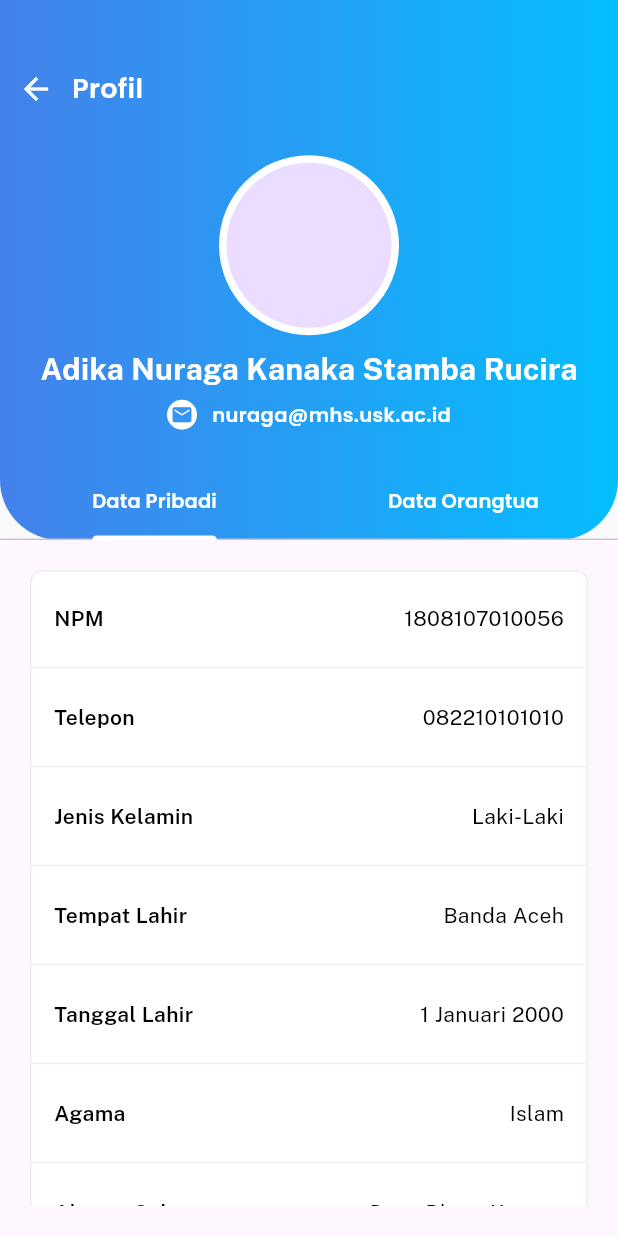
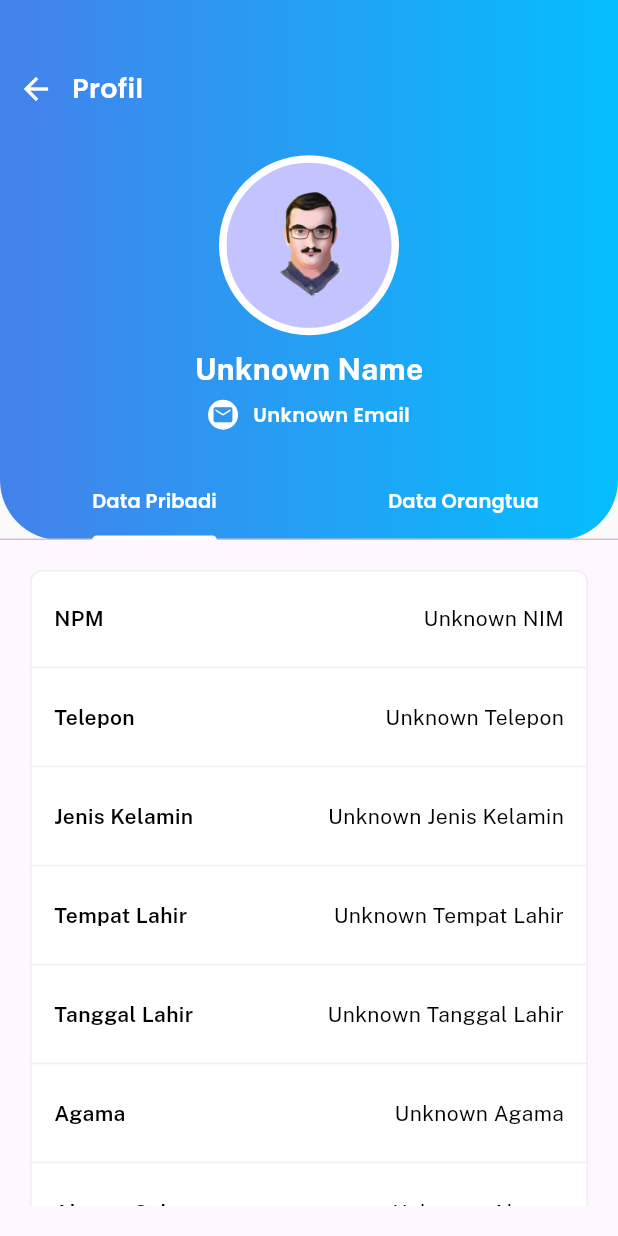
Before and after one commit to adikaksr/dev_mobile-ta, a Flutter app: the AkunPage screen opened directly, after a tap on "Unknown User", on a phone screen of 412 x 824 dp. Run offline on Flutter 3.47's test engine with Material 3 defaults, Android fonts, the phone set to English and light mode, and no system bars; our stand-ins replace bloc, carousel_slider, cloud_firestore, emoji_picker_flutter, file_picker, firebase_core and 6 more; accounts and stored records are empty.

Commit message:
add secure storage at profil

```diff
--- a/lib/ui/pages/akun_page.dart
+++ b/lib/ui/pages/akun_page.dart
@@ -111,6 +111,7 @@ class AkunPage extends StatelessWidget {
                           children: [
                             CircleAvatar(
                               radius: 22,
+                              backgroundImage: AssetImage('assets/Acatar.png'),
                             ),
                             Expanded(
                               // Add this line
--- a/lib/ui/pages/profil_page.dart
+++ b/lib/ui/pages/profil_page.dart
@@ -2,9 +2,40 @@ import 'package:easkripsi/shared/theme.dart';
 import 'package:flutter/material.dart';
 import '../widgets/data_ortu.dart';
 import '../widgets/data_pribadi.dart';
+import 'package:flutter_secure_storage/flutter_secure_storage.dart';
+import 'dart:convert';
 
-class ProfilPage extends StatelessWidget {
+class ProfilPage extends StatefulWidget {
   ProfilPage({Key? key}) : super(key: key);
+
+  @override
+  State<ProfilPage> createState() => _ProfilPageState();
+}
+
+class _ProfilPageState extends State<ProfilPage> {
+  final storage = FlutterSecureStorage();
+  Map<String, dynamic> userData = {};
+
+  @override
+  void initState() {
+    super.initState();
+    _readData().then((data) {
+      setState(() {
+        userData = data;
+      });
+    });
+  }
+
+  Future<Map<String, dynamic>> _readData() async {
+    String value = await storage.read(key: 'user') ?? '{}';
+    try {
+      Map<String, dynamic> data = jsonDecode(value);
+      return data;
+    } catch (e) {
+      print('Error parsing JSON: $e');
+      return {};
+    }
+  }
 
   final List<Widget> myTab = [
     Tab(child: Text("Data Pribadi", style: TextStyle(color: Colors.white))),
@@ -69,12 +100,13 @@ class ProfilPage extends StatelessWidget {
                         backgroundColor: Colors.white,
                         child: CircleAvatar(
                           radius: 55,
+                          backgroundImage: AssetImage('assets/Acatar.png'),
                         ),
                       ),
-                      const Padding(
+                      Padding(
                         padding: EdgeInsets.only(top: 8),
                         child: Text(
-                          "Adika Nuraga Kanaka Stamba Rucira",
+                          userData['name'] ?? 'Unknown Name',
                           style: TextStyle(
                             color: Colors.white,
                             fontFamily: 'Public Sans',
@@ -101,10 +133,10 @@ class ProfilPage extends StatelessWidget {
                                 color: Color(0xFF3194F1),
                               ),
                             ),
-                            const Padding(
+                            Padding(
                               padding: EdgeInsets.only(left: 10),
                               child: Text(
-                                "nuraga@mhs.usk.ac.id",
+                                userData['email'] ?? 'Unknown Email',
                                 style: TextStyle(
                                   color: Colors.white,
                                   fontFamily: 'Poppins',
@@ -137,7 +169,7 @@ class ProfilPage extends StatelessWidget {
             ),
           ),
         ),
-        body: const Padding(
+        body: Padding(
           padding: EdgeInsets.all(20),
           child: TabBarView(
             children: [
--- a/lib/ui/widgets/data_ortu.dart
+++ b/lib/ui/widgets/data_ortu.dart
@@ -1,8 +1,40 @@
+import 'dart:convert';
+
 import 'package:easkripsi/shared/theme.dart';
 import 'package:flutter/material.dart';
+import 'package:flutter_secure_storage/flutter_secure_storage.dart';
 
-class DataOrtu extends StatelessWidget {
+class DataOrtu extends StatefulWidget {
   const DataOrtu({Key? key}) : super(key: key);
+
+  @override
+  State<DataOrtu> createState() => _DataOrtuState();
+}
+
+class _DataOrtuState extends State<DataOrtu> {
+  final storage = FlutterSecureStorage();
+  Map<String, dynamic> userData = {};
+
+  @override
+  void initState() {
+    super.initState();
+    _readData().then((data) {
+      setState(() {
+        userData = data;
+      });
+    });
+  }
+
+  Future<Map<String, dynamic>> _readData() async {
+    String value = await storage.read(key: 'user') ?? '{}';
+    try {
+      Map<String, dynamic> data = jsonDecode(value);
+      return data;
+    } catch (e) {
+      print('Error parsing JSON: $e');
+      return {};
+    }
+  }
 
   @override
   Widget build(BuildContext context) {
@@ -33,7 +65,7 @@ class DataOrtu extends StatelessWidget {
                       ),
                     ),
                     Text(
-                      "Viverra aliquet",
+                      userData['nama_ayah'] ?? 'Unknown Nama Ayah',
                       style: TextStyle(
                         color: kBlackColor,
                         fontFamily: 'Public Sans',
@@ -62,7 +94,7 @@ class DataOrtu extends StatelessWidget {
                       ),
                     ),
                     Text(
-                      "Urna hendrerit",
+                      userData['nama_ibu'] ?? 'Unknown Nama Ibu',
                       style: TextStyle(
                         color: kBlackColor,
                         fontFamily: 'Public Sans',
@@ -91,7 +123,7 @@ class DataOrtu extends StatelessWidget {
                       ),
                     ),
                     Text(
-                      "Banda Aceh",
+                      userData['alamat_ortu'] ?? 'Unknown Alamat Orangtua',
                       style: TextStyle(
                         color: kBlackColor,
                         fontFamily: 'Public Sans',
@@ -120,7 +152,7 @@ class DataOrtu extends StatelessWidget {
                       ),
                     ),
                     Text(
-                      "Hidup",
+                      userData['status_h_ayah'] ?? 'Unknown Status Hidup Ayah',
                       style: TextStyle(
                         color: kBlackColor,
                         fontFamily: 'Public Sans',
@@ -149,7 +181,7 @@ class DataOrtu extends StatelessWidget {
                       ),
                     ),
                     Text(
-                      "Hidup",
+                      userData['status_h_ibu'] ?? 'Unknown Status Hidup Ibu',
                       style: TextStyle(
                         color: kBlackColor,
                         fontFamily: 'Public Sans',
@@ -178,7 +210,7 @@ class DataOrtu extends StatelessWidget {
                       ),
                     ),
                     Text(
-                      "S1-Sarjana",
+                      userData['pend_ayah'] ?? 'Unknown Pendidikan Ayah',
                       style: TextStyle(
                         color: kBlackColor,
                         fontFamily: 'Public Sans',
@@ -207,7 +239,7 @@ class DataOrtu extends StatelessWidget {
                       ),
                     ),
                     Text(
-                      "S2-Magister",
+                      userData['pend_ibu'] ?? 'Unknown Pendidikan Ibu',
                       style: TextStyle(
                         color: kBlackColor,
                         fontFamily: 'Public Sans',
@@ -236,7 +268,7 @@ class DataOrtu extends StatelessWidget {
                       ),
                     ),
                     Text(
-                      "082210101010",
+                      userData['hp_ayah'] ?? 'Unknown Nomor HP Ayah',
                       style: TextStyle(
                         color: kBlackColor,
                         fontFamily: 'Public Sans',
@@ -265,7 +297,7 @@ class DataOrtu extends StatelessWidget {
                       ),
                     ),
                     Text(
-                      "082210101010",
+                      userData['hp_ibu'] ?? 'Unknown Nomor HP Ibu',
                       style: TextStyle(
                         color: kBlackColor,
                         fontFamily: 'Public Sans',
@@ -298,7 +330,7 @@ class DataOrtu extends StatelessWidget {
                     ),
                     Expanded(
                       child: Text(
-                        "082210101010",
+                        userData['hp_wali'] ?? 'Unknown Nomor HP Wali',
                         textAlign: TextAlign.end,
                         maxLines: 2,
                         overflow: TextOverflow.ellipsis,
--- a/lib/ui/widgets/data_pribadi.dart
+++ b/lib/ui/widgets/data_pribadi.dart
@@ -1,8 +1,40 @@
+import 'dart:convert';
+
 import 'package:easkripsi/shared/theme.dart';
 import 'package:flutter/material.dart';
+import 'package:flutter_secure_storage/flutter_secure_storage.dart';
 
-class DataPribadi extends StatelessWidget {
-  const DataPribadi({Key? key}) : super(key: key);
+class DataPribadi extends StatefulWidget {
+  DataPribadi({Key? key}) : super(key: key);
+
+  @override
+  State<DataPribadi> createState() => _DataPribadiState();
+}
+
+class _DataPribadiState extends State<DataPribadi> {
+  final storage = FlutterSecureStorage();
+  Map<String, dynamic> userData = {};
+
+  @override
+  void initState() {
+    super.initState();
+    _readData().then((data) {
+      setState(() {
+        userData = data;
+      });
+    });
+  }
+
+  Future<Map<String, dynamic>> _readData() async {
+    String value = await storage.read(key: 'user') ?? '{}';
+    try {
+      Map<String, dynamic> data = jsonDecode(value);
+      return data;
+    } catch (e) {
+      print('Error parsing JSON: $e');
+      return {};
+    }
+  }
 
   @override
   Widget build(BuildContext context) {
@@ -33,7 +65,7 @@ class DataPribadi extends StatelessWidget {
                       ),
                     ),
                     Text(
-                      "1808107010056",
+                      userData['nimNip'] ?? 'Unknown NIM',
                       style: TextStyle(
                         color: kBlackColor,
                         fontFamily: 'Public Sans',
@@ -62,7 +94,7 @@ class DataPribadi extends StatelessWidget {
                       ),
                     ),
                     Text(
-                      "082210101010",
+                      userData['telepon'] ?? 'Unknown Telepon',
                       style: TextStyle(
                         color: kBlackColor,
                         fontFamily: 'Public Sans',
@@ -91,7 +123,7 @@ class DataPribadi extends StatelessWidget {
                       ),
                     ),
                     Text(
-                      "Laki-Laki",
+                      userData['jk'] ?? 'Unknown Jenis Kelamin',
                       style: TextStyle(
                         color: kBlackColor,
                         fontFamily: 'Public Sans',
@@ -120,7 +152,7 @@ class DataPribadi extends StatelessWidget {
                       ),
                     ),
                     Text(
-                      "Banda Aceh",
+                      userData['tempat_lahir'] ?? 'Unknown Tempat Lahir',
                       style: TextStyle(
                         color: kBlackColor,
                         fontFamily: 'Public Sans',
@@ -149,7 +181,7 @@ class DataPribadi extends StatelessWidget {
                       ),
                     ),
                     Text(
-                      "1 Januari 2000",
+                      userData['tanggal_lahir'] ?? 'Unknown Tanggal Lahir',
                       style: TextStyle(
                         color: kBlackColor,
                         fontFamily: 'Public Sans',
@@ -178,7 +210,7 @@ class DataPribadi extends StatelessWidget {
                       ),
                     ),
                     Text(
-                      "Islam",
+                      userData['agama'] ?? 'Unknown Agama',
                       style: TextStyle(
                         color: kBlackColor,
                         fontFamily: 'Public Sans',
@@ -211,7 +243,7 @@ class DataPribadi extends StatelessWidget {
                     ),
                     Expanded(
                       child: Text(
-                        "Desa Blang Krueng",
+                        userData['alamat'] ?? 'Unknown Alamat',
                         textAlign: TextAlign.end,
                         maxLines: 2,
                         overflow: TextOverflow.ellipsis,
```
